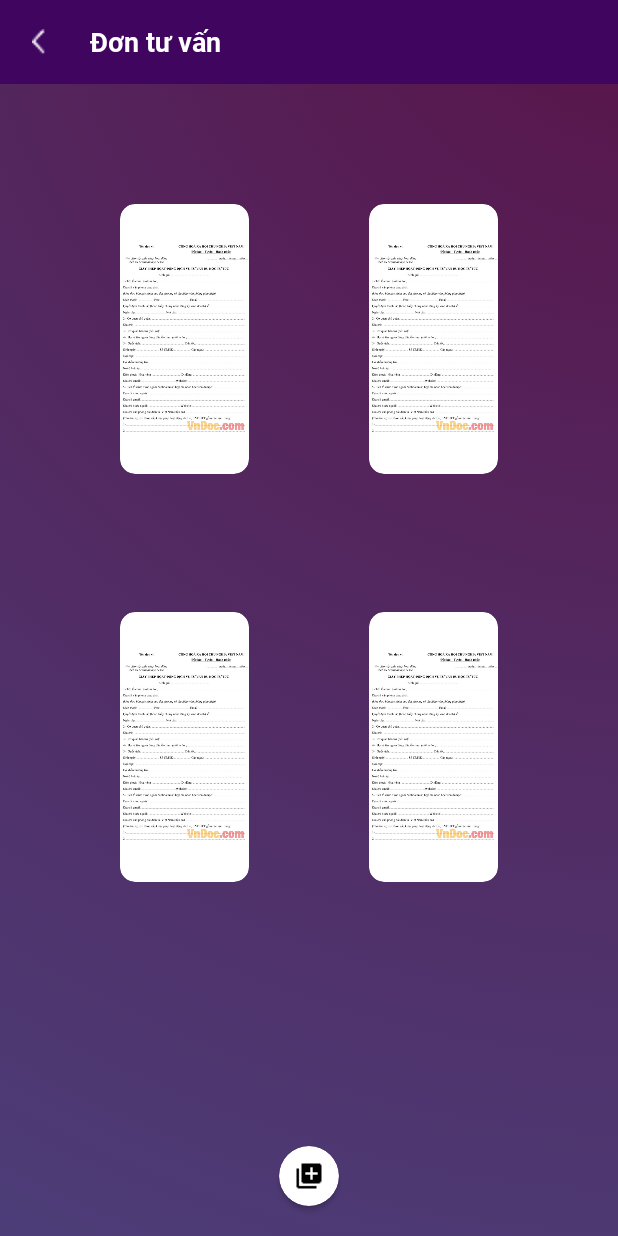
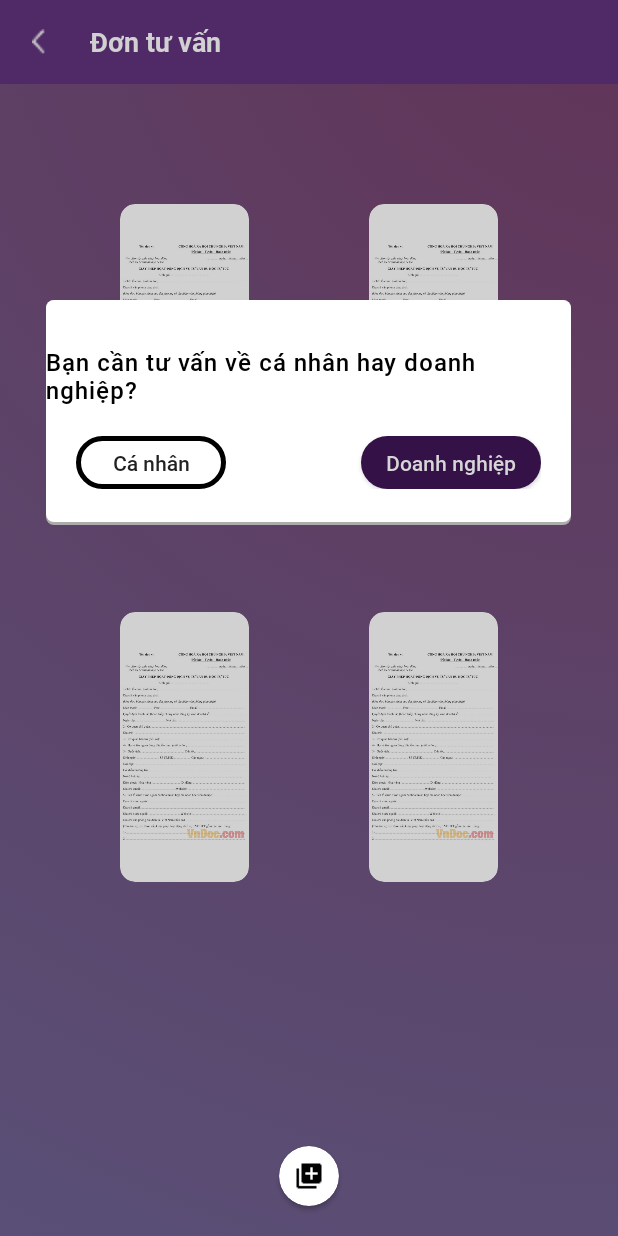
Before and after one commit to anhtrung00000/droid-t2b, an Android app: the fragment ConsultingFragment placed in its activity, on a phone screen of 412 x 824 dp. Run offline under Robolectric (Android 15) with nearby library versions, the phone set to English and light mode, and no system bars; our stand-ins replace ButterKnife; libraries missing offline, so code that uses them is left out: com.skydoves.powermenu; pictures from the network do not load; 1 statement that could not run was skipped.

Commit message:
add layout done

```diff
--- /dev/null
+++ b/app/src/main/res/drawable/bg_agree_consulting_btn.xml
@@ -0,0 +1,6 @@
+<?xml version="1.0" encoding="utf-8"?>
+<shape xmlns:android="http://schemas.android.com/apk/res/android"
+    android:shape="rectangle">
+    <corners android:radius="20dp" />
+    <stroke android:width="5px" android:color="#000000" />
+</shape>
--- /dev/null
+++ b/app/src/main/res/drawable/bg_has_color_consulting.xml
@@ -0,0 +1,6 @@
+<?xml version="1.0" encoding="utf-8"?>
+<shape xmlns:android="http://schemas.android.com/apk/res/android"
+    android:shape="rectangle">
+    <corners android:radius="20dp" />
+    <solid android:color="@color/statusBarColor"/>
+</shape>
--- /dev/null
+++ b/app/src/main/res/drawable/bg_popup.xml
@@ -0,0 +1,20 @@
+<?xml version="1.0" encoding="utf-8"?>
+<layer-list xmlns:android="http://schemas.android.com/apk/res/android">
+    <item>
+        <shape android:shape="rectangle">
+            <solid android:color="#acacac"/>
+            <corners android:radius="5dp" />
+        </shape>
+    </item>
+
+    <item
+        android:left="0dp"
+        android:right="0dp"
+        android:top="0dp"
+        android:bottom="2dp">
+        <shape android:shape="rectangle">
+            <solid android:color="@android:color/white"/>
+            <corners android:radius="5dp" />
+        </shape>
+    </item>
+</layer-list>
--- a/app/src/main/res/layout/fragment_consulting_list.xml
+++ b/app/src/main/res/layout/fragment_consulting_list.xml
@@ -55,4 +55,66 @@
             android:scaleType="fitCenter"
             android:layout_gravity="center"/>
     </androidx.cardview.widget.CardView>
+    <LinearLayout
+        android:layout_width="match_parent"
+        android:layout_height="match_parent"
+        android:background="#757575"
+        android:alpha="0.33"
+        />
+    <LinearLayout
+        android:layout_width="match_parent"
+        android:layout_height="match_parent"
+        android:orientation="vertical">
+        <LinearLayout
+            android:layout_width="350dp"
+            android:layout_height="150dp"
+            android:layout_gravity="center_horizontal"
+            android:layout_marginTop="200dp"
+            android:orientation="vertical"
+            android:paddingTop="30dp"
+            android:background="@drawable/bg_popup">
+            <TextView
+                android:layout_width="wrap_content"
+                android:layout_height="wrap_content"
+                android:textSize="16sp"
+                android:fontFamily="@font/roboto_medium"
+                android:textStyle="normal"
+                android:textColor="#000000"
+                android:layout_gravity="center_horizontal"
+                android:letterSpacing="0.04"
+                android:text="Bạn cần tư vấn về cá nhân hay doanh nghiệp?"
+                />
+            <LinearLayout
+                android:layout_marginTop="20dp"
+                android:layout_width="match_parent"
+                android:layout_height="wrap_content"
+                android:paddingLeft="20dp"
+                android:paddingRight="20dp"
+                android:orientation="horizontal">
+                <Button
+                    android:layout_width="100dp"
+                    android:layout_height="35dp"
+                    android:background="@drawable/bg_agree_consulting_btn"
+                    android:text="Cá nhân"
+                    android:textAllCaps="false"
+                    android:fontFamily="@font/roboto_medium"
+                    android:textSize="14sp"/>
+                <Space
+                    android:layout_width="0dp"
+                    android:layout_height="1dp"
+                    android:layout_weight="1" >
+                </Space>
+                <Button
+                    android:layout_width="120dp"
+                    android:layout_gravity="end"
+                    android:layout_height="35dp"
+                    android:background="@drawable/bg_has_color_consulting"
+                    android:text="Doanh nghiệp"
+                    android:textColor="@color/white"
+                    android:textAllCaps="false"
+                    android:fontFamily="@font/roboto_medium"
+                    android:textSize="14sp"/>
+            </LinearLayout>
+        </LinearLayout>
+    </LinearLayout>
 </RelativeLayout>
```
